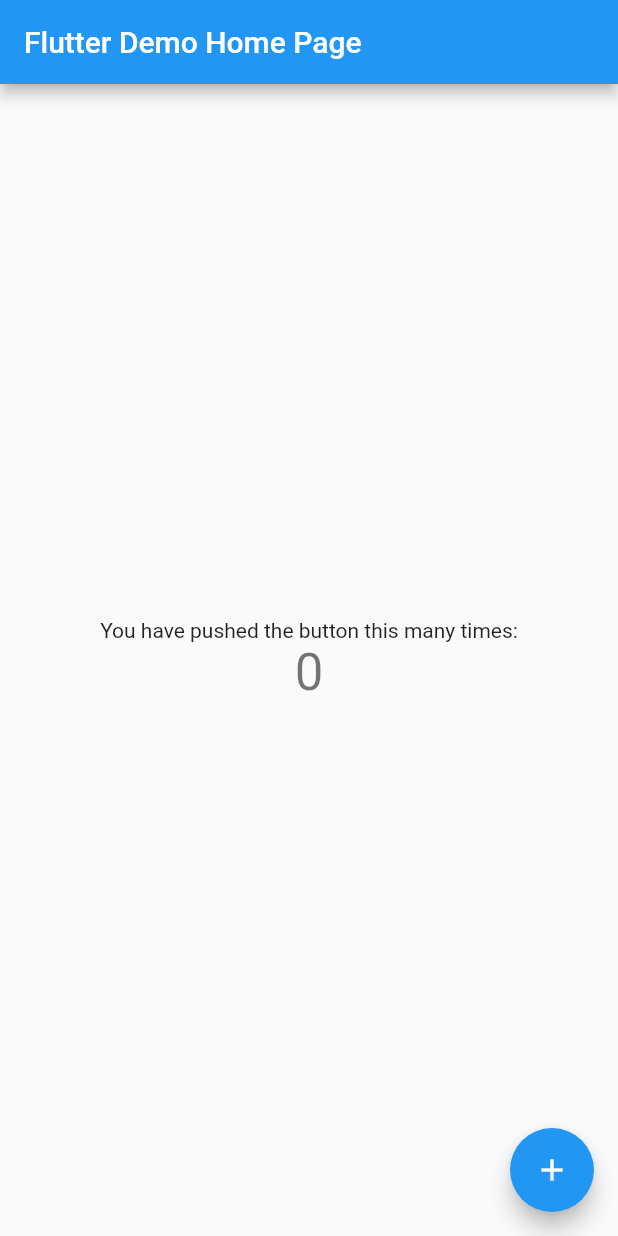
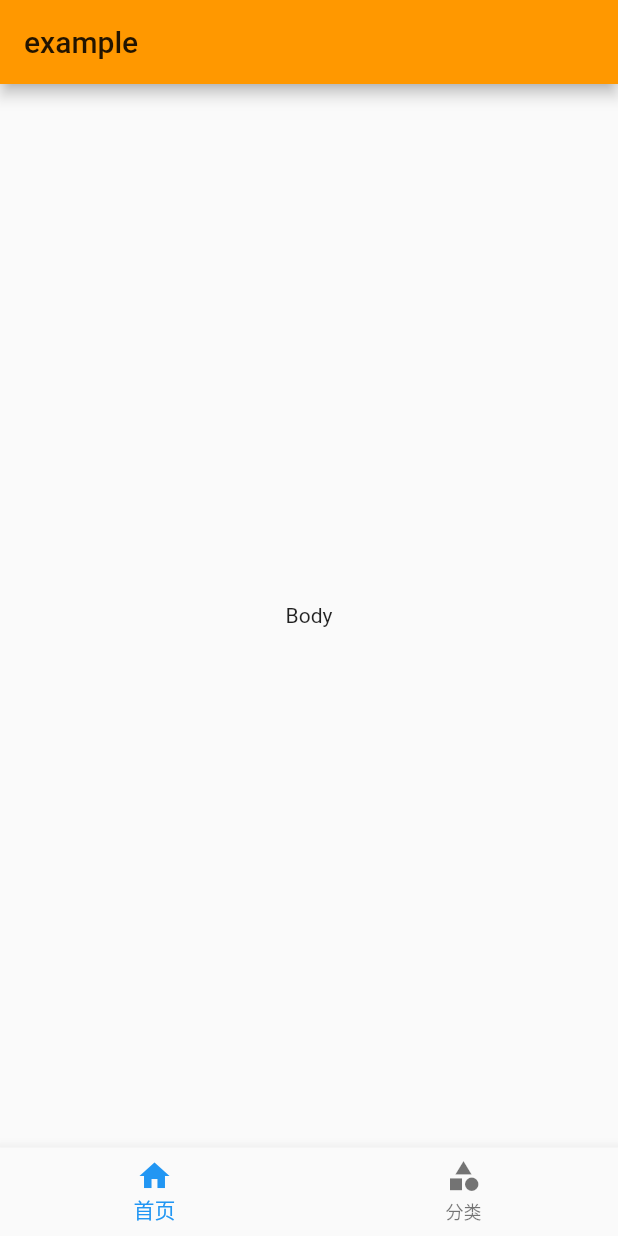
Before and after one commit to Panda296/flutter_example, a Flutter app: the screen it shows after launch, on a phone screen of 412 x 824 dp. Run offline on Flutter 3.47's test engine with Material 2 defaults, Android fonts, the phone set to English and light mode, and no system bars.

```diff
--- a/lib/main.dart
+++ b/lib/main.dart
@@ -1,66 +1,74 @@
 import 'package:flutter/material.dart';
 
-void main() {
-  runApp(MyApp());
-}
+void main() => runApp(MyApp());
 
 class MyApp extends StatelessWidget {
-  // This widget is the root of your application.
   @override
   Widget build(BuildContext context) {
     return MaterialApp(
-      title: 'Flutter Demo',
       theme: ThemeData(
-        primarySwatch: Colors.blue,
-        visualDensity: VisualDensity.adaptivePlatformDensity,
+        primaryColor: Colors.orange,
+        // 下面这两条属性设置取消 Material 的水波纹效果
+        highlightColor: Colors.transparent,
+        splashColor: Colors.transparent,
       ),
-      home: MyHomePage(title: 'Flutter Demo Home Page'),
+      title: "example",
+      home: _homeWidget(),
     );
   }
 }
 
-class MyHomePage extends StatefulWidget {
-  MyHomePage({Key key, this.title}) : super(key: key);
-  final String title;
+class _homeWidget extends StatefulWidget {
+  @override
+  State<StatefulWidget> createState() => _homeWidgetState();
+}
+
+class _homeWidgetState extends State {
+  int currentIndex = 0;
 
   @override
-  _MyHomePageState createState() => _MyHomePageState();
+  StatefulWidget get widget => super.widget;
+
+  @override
+  Widget build(BuildContext context) => Scaffold(
+        appBar: AppBar(
+          title: Text("example"),
+        ),
+        body: _home_body(),
+        bottomNavigationBar: BottomNavigationBar(
+          // unselectedFontSize: 14 , //默认字体大小为14 选中后变大,这里设置了大小一致,就不再有变大效果
+          currentIndex: currentIndex,
+          onTap: (index) {
+            setState(() {
+              // print('onTap  $currentIndex   $index');
+              currentIndex = index;
+            });
+          },
+          items: [
+            BottomNavigationBarItem(
+              icon: Icon(Icons.home),
+              label: "首页",
+            ),
+            BottomNavigationBarItem(
+              icon: Icon(Icons.category),
+              label: "分类",
+            ),
+          ],
+          // selectedItemColor: Colors.orange,
+        ),
+      );
 }
 
-class _MyHomePageState extends State<MyHomePage> {
-  int _counter = 0;
+class _home_body extends StatefulWidget {
+  @override
+  State<StatefulWidget> createState() => _home_bodyState();
+}
 
-  void _incrementCounter() {
-    setState(() {
-      _counter++;
-    });
-  }
-
+class _home_bodyState extends State {
   @override
-  Widget build(BuildContext context) {
-    return Scaffold(
-      appBar: AppBar(
-        title: Text(widget.title),
-      ),
-      body: Center(
-        child: Column(
-          mainAxisAlignment: MainAxisAlignment.center,
-          children: <Widget>[
-            Text(
-              'You have pushed the button this many times:',
-            ),
-            Text(
-              '$_counter',
-              style: Theme.of(context).textTheme.headline4,
-            ),
-          ],
+  Widget build(BuildContext context) => Center(
+        child: Container(
+          child: Text("Body"),
         ),
-      ),
-      floatingActionButton: FloatingActionButton(
-        onPressed: _incrementCounter,
-        tooltip: 'Increment',
-        child: Icon(Icons.add),
-      ),
-    );
-  }
+      );
 }
--- a/pubspec.yaml
+++ b/pubspec.yaml
@@ -45,9 +45,9 @@ flutter:
   uses-material-design: true
 
   # To add assets to your application, add an assets section, like this:
-  # assets:
-  #   - images/a_dot_burr.jpeg
-  #   - images/a_dot_ham.jpeg
+assets:
+   - images/a_dot_burr.jpeg
+   - images/a_dot_ham.jpeg
 
   # An image asset can refer to one or more resolution-specific "variants", see
   # https://flutter.dev/assets-and-images/#resolution-aware.
```
Also changed, not shown: 1 other file.
